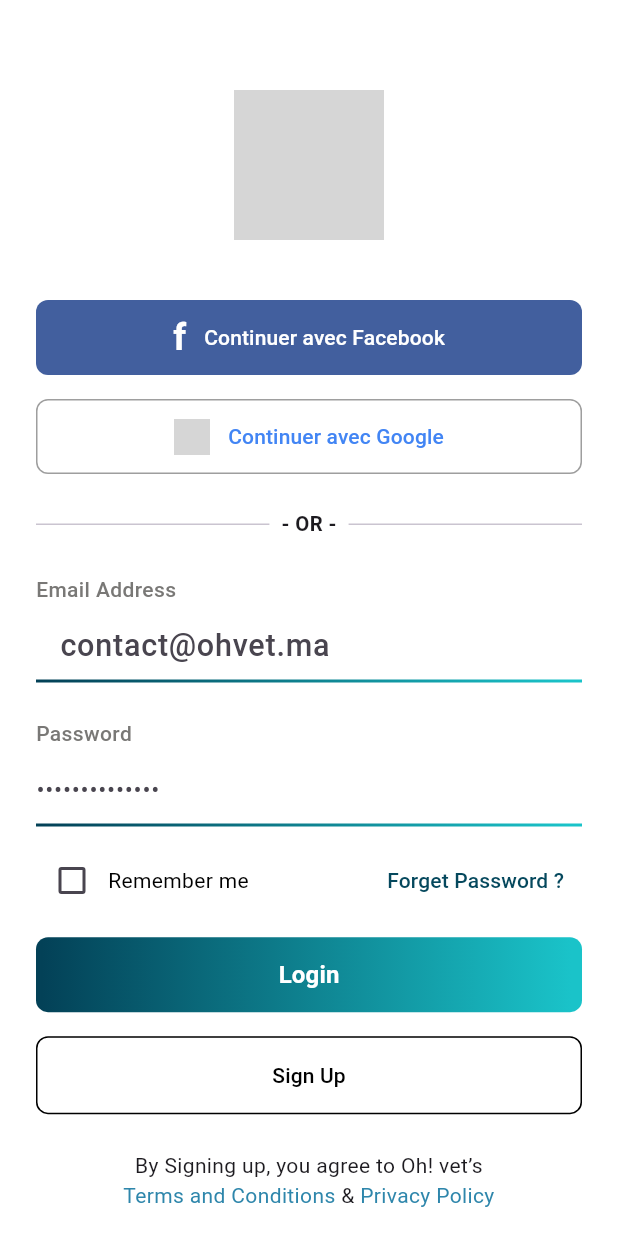
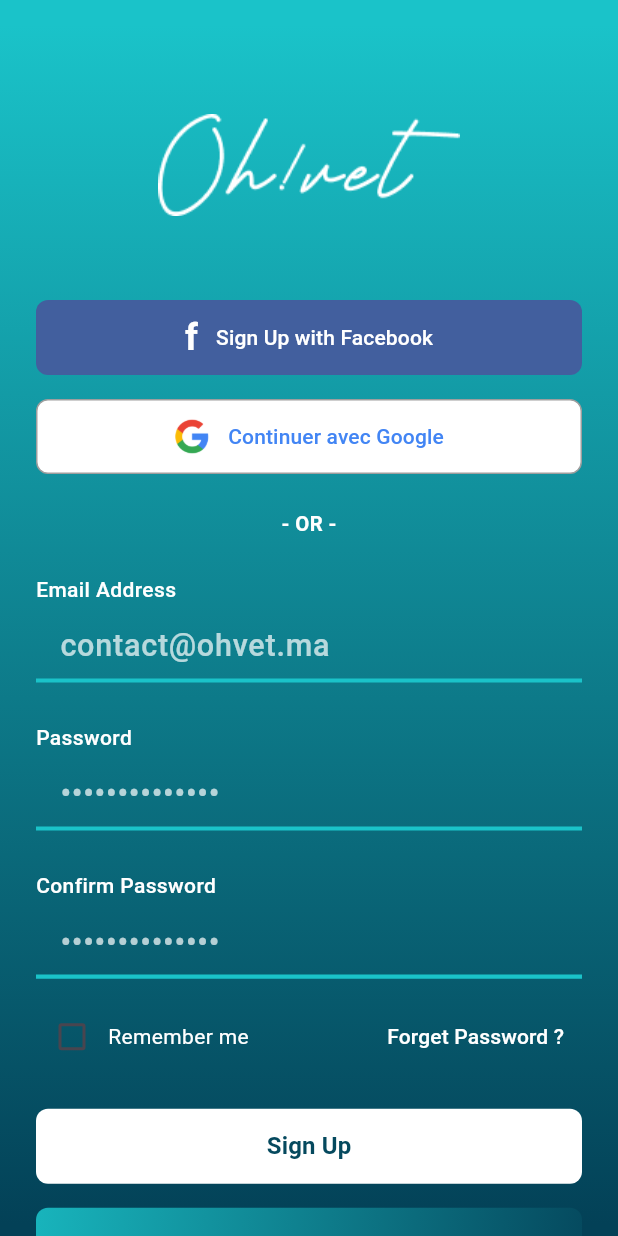
Before and after one commit to hibaettibary/oh_vet, a Flutter app: the screen it shows after launch, after a tap on "Sign Up", on a phone screen of 412 x 824 dp. Run offline on Flutter 3.47's test engine with Material 3 defaults, Android fonts, the phone set to English and light mode, and no system bars; Roboto replaces fonts that are missing (Circular Std); grey boxes are pictures that could not be loaded.

Commit message:
Ajout du fichier signup_page.dart et mise à jour des assets

```diff
--- a/frontend/lib/login_page.dart
+++ b/frontend/lib/login_page.dart
@@ -1,4 +1,5 @@
 import 'package:flutter/material.dart';
+import 'signup_page.dart'; // Import ajouté
 
 class LoginPage extends StatefulWidget {
   const LoginPage({super.key});
@@ -122,22 +123,13 @@ class _LoginPageState extends State<LoginPage> {
   }
 
   Widget _buildSeparator() {
-    return Row(
-      mainAxisAlignment: MainAxisAlignment.center,
-      children: [
-        const Expanded(child: Divider()),
-        Container(
-          padding: const EdgeInsets.symmetric(horizontal: 8),
-          child: const Text(
+  return const Text(
     '- OR -',
     style: TextStyle(
       fontWeight: FontWeight.w700,
       fontSize: 13.57,
     ),
-          ),
-        ),
-        const Expanded(child: Divider()),
-      ],
+    textAlign: TextAlign.center,
   );
 }
 
@@ -208,9 +200,10 @@ class _LoginPageState extends State<LoginPage> {
         const SizedBox(height: 4),
         Stack(
           children: [
-            const TextField(
+            TextField( // Correction : retrait du const
+              controller: _passwordController,
               obscureText: true,
-              decoration: InputDecoration(
+              decoration: const InputDecoration(
                 hintText: '••••••••••••••',
                 border: InputBorder.none,
               ),
@@ -321,7 +314,12 @@ class _LoginPageState extends State<LoginPage> {
           shape: RoundedRectangleBorder(borderRadius: BorderRadius.circular(8)),
           side: const BorderSide(color: Colors.transparent),
         ),
-        onPressed: () {},
+        onPressed: () {
+          Navigator.push(
+            context,
+            MaterialPageRoute(builder: (context) => const SignUpPage()),
+          );
+        },
         child: const Text(
           'Sign Up',
           style: TextStyle(color: Color(0xFF000000)),
--- /dev/null
+++ b/frontend/lib/signup_page.dart
@@ -0,0 +1,321 @@
+import 'package:flutter/material.dart';
+
+class SignUpPage extends StatefulWidget {
+  const SignUpPage({super.key});
+
+  @override
+  State<SignUpPage> createState() => _SignUpPageState();
+}
+
+class _SignUpPageState extends State<SignUpPage> {
+  final TextEditingController _emailController = TextEditingController();
+  final TextEditingController _passwordController = TextEditingController();
+  final TextEditingController _confirmPasswordController = TextEditingController();
+  bool rememberMe = false;
+
+  @override
+  Widget build(BuildContext context) {
+    return Scaffold(
+      body: Container(
+        decoration: const BoxDecoration(
+          gradient: LinearGradient(
+            colors: [Color(0xFF034157), Color(0xFF1AC3C9)],
+            stops: [0.01, 0.98],
+            begin: Alignment.bottomCenter,
+            end: Alignment.topCenter,
+          ),
+        ),
+        child: SafeArea(
+          child: SingleChildScrollView(
+            padding: const EdgeInsets.symmetric(horizontal: 24),
+            child: Column(
+              crossAxisAlignment: CrossAxisAlignment.center,
+              children: [
+                const SizedBox(height: 60),
+                Image.asset(
+                  'assets/logo_ohvet.png',
+                  height: 100,
+                ),
+                const SizedBox(height: 40),
+
+                _buildSocialButton(
+                  color: const Color(0xFF425F9E),
+                  icon: 'f',
+                  text: 'Sign Up with Facebook',
+                  isFacebook: true,
+                ),
+                const SizedBox(height: 16),
+
+                _buildSocialButton(
+                  color: Colors.white,
+                  icon: 'assets/google_icon.png',
+                  text: 'Continuer avec Google',
+                  textColor: const Color(0xFF4285F4),
+                ),
+                const SizedBox(height: 24),
+
+                _buildSeparator(),
+                const SizedBox(height: 24),
+
+                _buildInputField(
+                  label: 'Email Address',
+                  hint: 'contact@ohvet.ma',
+                  controller: _emailController,
+                ),
+                const SizedBox(height: 24),
+
+                _buildPasswordField(),
+                const SizedBox(height: 24),
+
+                _buildInputField(
+                  label: 'Confirm Password',
+                  hint: '••••••••••••••',
+                  controller: _confirmPasswordController,
+                ),
+                const SizedBox(height: 12),
+
+                _buildRememberMeSection(),
+                const SizedBox(height: 24),
+
+                _buildSignUpButton(),
+                const SizedBox(height: 16),
+
+                _buildLoginButton(),
+                const SizedBox(height: 24),
+
+                _buildFooterText(),
+                const SizedBox(height: 24),
+              ],
+            ),
+          ),
+        ),
+      ),
+    );
+  }
+
+  Widget _buildSocialButton({
+    required Color color,
+    required String icon,
+    required String text,
+    Color textColor = Colors.white,
+    bool isFacebook = false,
+  }) {
+    return Container(
+      width: double.infinity,
+      height: 50,
+      decoration: BoxDecoration(
+        borderRadius: BorderRadius.circular(8),
+        color: color,
+        border: isFacebook ? null : Border.all(color: Colors.grey),
+      ),
+      child: TextButton(
+        onPressed: () {},
+        style: TextButton.styleFrom(
+          shape: RoundedRectangleBorder(borderRadius: BorderRadius.circular(8)),
+        ),
+        child: Row(
+          mainAxisAlignment: MainAxisAlignment.center,
+          children: [
+            isFacebook
+                ? Text(
+                    'f',
+                    style: const TextStyle(
+                      color: Colors.white,
+                      fontSize: 24,
+                      fontWeight: FontWeight.bold,
+                    ),
+                  )
+                : Image.asset(icon, width: 24, height: 24),
+            const SizedBox(width: 12),
+            Text(
+              text,
+              style: TextStyle(
+                color: textColor,
+                fontWeight: FontWeight.w500,
+              ),
+            ),
+          ],
+        ),
+      ),
+    );
+  }
+
+  Widget _buildSeparator() {
+    return const Text(
+      '- OR -',
+      style: TextStyle(
+        fontWeight: FontWeight.w700,
+        fontSize: 13.57,
+        color: Colors.white,
+      ),
+    );
+  }
+
+  Widget _buildInputField({
+    required String label,
+    required String hint,
+    required TextEditingController controller,
+  }) {
+    return Column(
+      crossAxisAlignment: CrossAxisAlignment.start,
+      children: [
+        Text(
+          label,
+          style: const TextStyle(
+            color: Colors.white,
+            fontSize: 14,
+            fontWeight: FontWeight.w500,
+          ),
+        ),
+        const SizedBox(height: 4),
+        Container(
+          decoration: const BoxDecoration(
+            border: Border(
+              bottom: BorderSide(
+                width: 2.71,
+                color: Colors.transparent,
+              ),
+            ),
+          ),
+          child: TextField(
+            controller: controller,
+            obscureText: label.toLowerCase().contains('password'),
+            style: const TextStyle(
+              fontWeight: FontWeight.w500,
+              fontSize: 20.36,
+              color: Colors.white,
+            ),
+            decoration: InputDecoration(
+              hintText: hint,
+              hintStyle: const TextStyle(color: Colors.white70),
+              border: InputBorder.none,
+              filled: true,
+              fillColor: Colors.transparent,
+              enabledBorder: const UnderlineInputBorder(
+                borderSide: BorderSide(width: 2.71, color: Color(0xFF1AC3C9)),
+              ),
+              focusedBorder: const UnderlineInputBorder(
+                borderSide: BorderSide(width: 2.71, color: Color(0xFF1AC3C9)),
+              ),
+            ),
+          ),
+        ),
+      ],
+    );
+  }
+
+  Widget _buildPasswordField() {
+    return _buildInputField(
+      label: 'Password',
+      hint: '••••••••••••••',
+      controller: _passwordController,
+    );
+  }
+
+  Widget _buildRememberMeSection() {
+    return Row(
+      mainAxisAlignment: MainAxisAlignment.spaceBetween,
+      children: [
+        Row(
+          children: [
+            Checkbox(
+              value: rememberMe,
+              onChanged: (value) => setState(() => rememberMe = value!),
+              activeColor: Colors.white,
+              checkColor: Colors.black,
+            ),
+            const Text(
+              'Remember me',
+              style: TextStyle(color: Colors.white),
+            ),
+          ],
+        ),
+        TextButton(
+          onPressed: () {},
+          child: const Text(
+            'Forget Password ?',
+            style: TextStyle(color: Colors.white),
+          ),
+        ),
+      ],
+    );
+  }
+
+  Widget _buildFooterText() {
+    return const Text.rich(
+      TextSpan(
+        children: [
+          TextSpan(text: 'By Signing up, you agree to Oh! vet’s\n'),
+          TextSpan(
+            text: 'Terms and Conditions',
+            style: TextStyle(color: Color(0xFF2E86AB)),
+          ),
+          TextSpan(text: ' & '),
+          TextSpan(
+            text: 'Privacy Policy',
+            style: TextStyle(color: Color(0xFF2E86AB)),
+          ),
+        ],
+      ),
+      textAlign: TextAlign.center,
+      style: TextStyle(color: Colors.white),
+    );
+  }
+
+  Widget _buildSignUpButton() {
+    return Container(
+      decoration: BoxDecoration(
+        color: Colors.white,
+        borderRadius: BorderRadius.circular(8),
+      ),
+      child: ElevatedButton(
+        onPressed: () {},
+        style: ElevatedButton.styleFrom(
+          backgroundColor: Colors.transparent,
+          shadowColor: Colors.transparent,
+          minimumSize: const Size(double.infinity, 50),
+          shape: RoundedRectangleBorder(
+            borderRadius: BorderRadius.circular(8),
+          ),
+        ),
+        child: const Text(
+          'Sign Up',
+          style: TextStyle(
+            color: Color(0xFF05495E),
+            fontSize: 16,
+            fontWeight: FontWeight.w600,
+          ),
+        ),
+      ),
+    );
+  }
+
+  Widget _buildLoginButton() {
+    return Container(
+      decoration: const BoxDecoration(
+        gradient: LinearGradient(
+          begin: Alignment.topLeft,
+          end: Alignment.bottomRight,
+          colors: [Color(0xFF18B4BC), Color(0xFF05495E)],
+        ),
+        borderRadius: BorderRadius.all(Radius.circular(8)),
+      ),
+      child: TextButton(
+        onPressed: () => Navigator.pop(context),
+        style: TextButton.styleFrom(
+          minimumSize: const Size(double.infinity, 50),
+          shape: RoundedRectangleBorder(
+            borderRadius: BorderRadius.circular(8),
+          ),
+        ),
+        child: const Text(
+          'Login',
+          style: TextStyle(
+            color: Colors.white,
+            fontWeight: FontWeight.bold,
+          ),
+        ),
+      ),
+    );
+  }
+}
```
Also changed, not shown: frontend/pubspec.yaml (+1 -6 lines), frontend/assets/Title.png (deleted), frontend/assets/accept.png, frontend/assets/logo_ohvet.png (added). Lines whose indentation alone changed are shown as unchanged.
